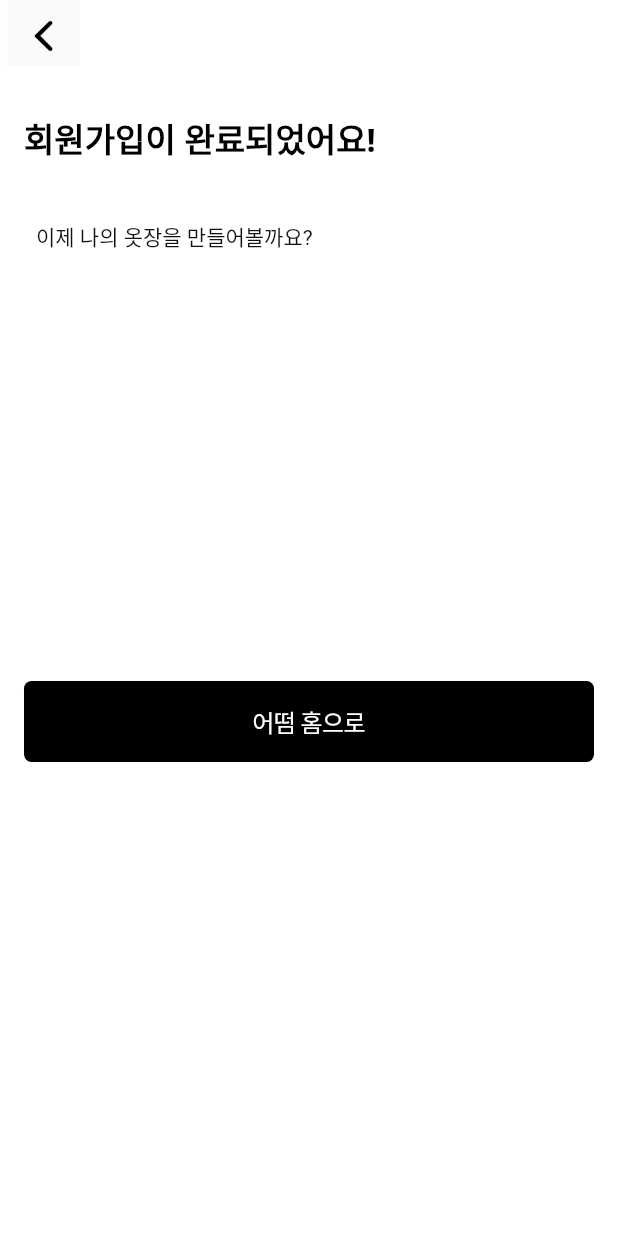
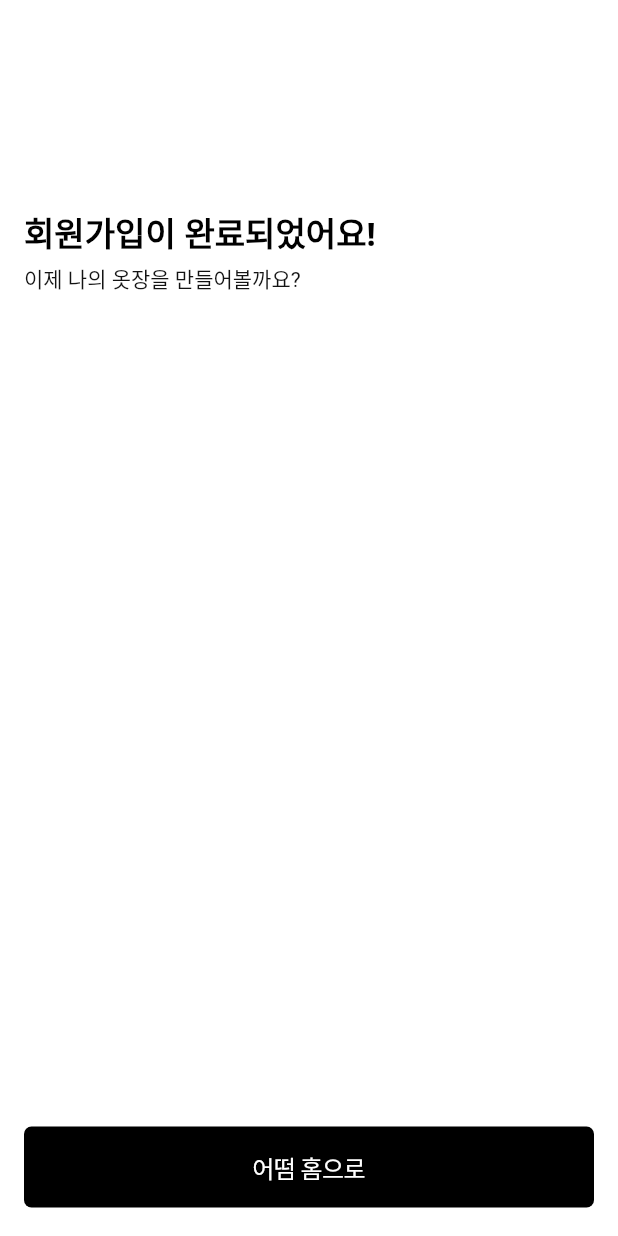
Before and after one commit to alwaysbemyday1/eotteom, a Flutter app: the Complete screen opened directly, on a phone screen of 412 x 824 dp. Run offline on Flutter 3.47's test engine with Material 2 defaults, Android fonts, the phone set to English and light mode, and no system bars; our stand-ins replace email_validator, flutter_pw_validator, geolocator, permission_handler, sizer, syncfusion_flutter_datepicker and 1 more; missing offline and left inert: cupertino_progress_bar, syncfusion_flutter_core.

Commit message:
before work

```diff
--- a/client/lib/tabs/home/otherOutfit.dart
+++ b/client/lib/tabs/home/otherOutfit.dart
@@ -11,13 +11,13 @@ class OtherOutfit extends StatelessWidget {
     return Container(
       width: double.infinity,
       height: 18 * 1.3 + 13 + (((phoneWidth - 24) * 0.4 - 8) * 4 / 3) + 2,
-      margin: EdgeInsets.fromLTRB(16, 0, 0, 26),
+      margin: EdgeInsets.fromLTRB(0, 0, 0, 26),
       child: Column(
           crossAxisAlignment: CrossAxisAlignment.center,
           mainAxisAlignment: MainAxisAlignment.center,
           children: [
             Container(
-              margin: EdgeInsets.fromLTRB(0, 0, 16, 12),
+              margin: EdgeInsets.fromLTRB(0, 0, 0, 12),
               child: Row(
                   crossAxisAlignment: CrossAxisAlignment.center,
                   mainAxisAlignment: MainAxisAlignment.spaceBetween,
--- a/client/lib/tabs/mycloset/closet/closet.dart
+++ b/client/lib/tabs/mycloset/closet/closet.dart
@@ -118,7 +118,7 @@ class _ClosetState extends State<Closet> {
                       fontSize: 14),
                 ),
                 onPressed: () {
-                  changePressed(4);
+                  changePressed(5);
                 },
                 style: ButtonStyle(
                     backgroundColor: MaterialStateProperty.all(
--- a/client/lib/user/signup/complete.dart
+++ b/client/lib/user/signup/complete.dart
@@ -30,28 +30,13 @@ class _CompleteState extends State<Complete> {
       child: Material(
           child: CupertinoPageScaffold(
               resizeToAvoidBottomInset: false,
-              navigationBar: CupertinoNavigationBar(
-                backgroundColor: CupertinoColors.white,
-                padding: EdgeInsetsDirectional.fromSTEB(5, 0, 0, 0),
-                border: null,
-                leading: Material(
-                  child: IconButton(
-                    icon: Icon(CupertinoIcons.chevron_back),
-                    onPressed: () {
-                      Navigator.pop(context);
-                      context.read<SignInPage>().pageDown();
-                    },
-                  ),
-                ),
-              ),
               child: Container(
-                  margin: EdgeInsets.fromLTRB(16, 35, 16, 0),
+                  margin: EdgeInsets.fromLTRB(16, 142, 16, 0),
                   child: Column(
                     crossAxisAlignment: CrossAxisAlignment.start,
                     children: [
                       Container(
-                        height: 58,
-                        margin: EdgeInsets.fromLTRB(0, 0, 0, 10),
+                        margin: EdgeInsets.fromLTRB(0, 0, 0, 4),
                         child: Text("회원가입이 완료되었어요!",
                             style: TextStyle(
                                 fontSize: 22,
@@ -61,8 +46,7 @@ class _CompleteState extends State<Complete> {
                                 height: 1.3)),
                       ),
                       Container(
-                          height: 20,
-                          margin: EdgeInsets.fromLTRB(8, 0, 0, 14),
+                          margin: EdgeInsets.fromLTRB(0, 0, 0, 14),
                           child: Text(
                             '이제 나의 옷장을 만들어볼까요?',
                             style: TextStyle(
@@ -70,7 +54,7 @@ class _CompleteState extends State<Complete> {
                           )),
                       SizedBox(
                           height: 100.h -
-                              529 -
+                              261 -
                               22 -
                               MediaQuery.of(context).viewInsets.bottom),
                       Container(
```
